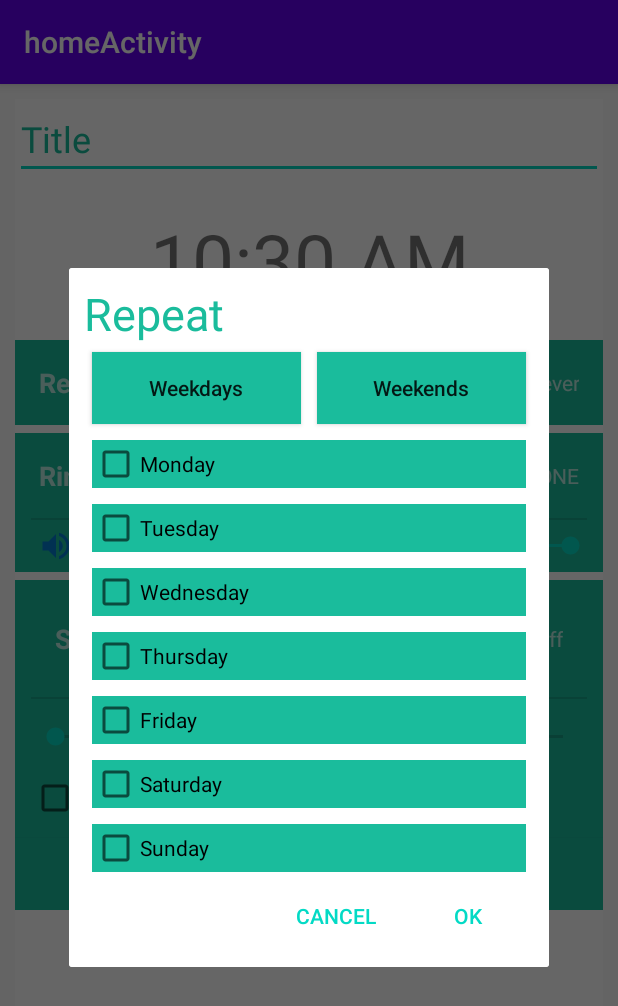
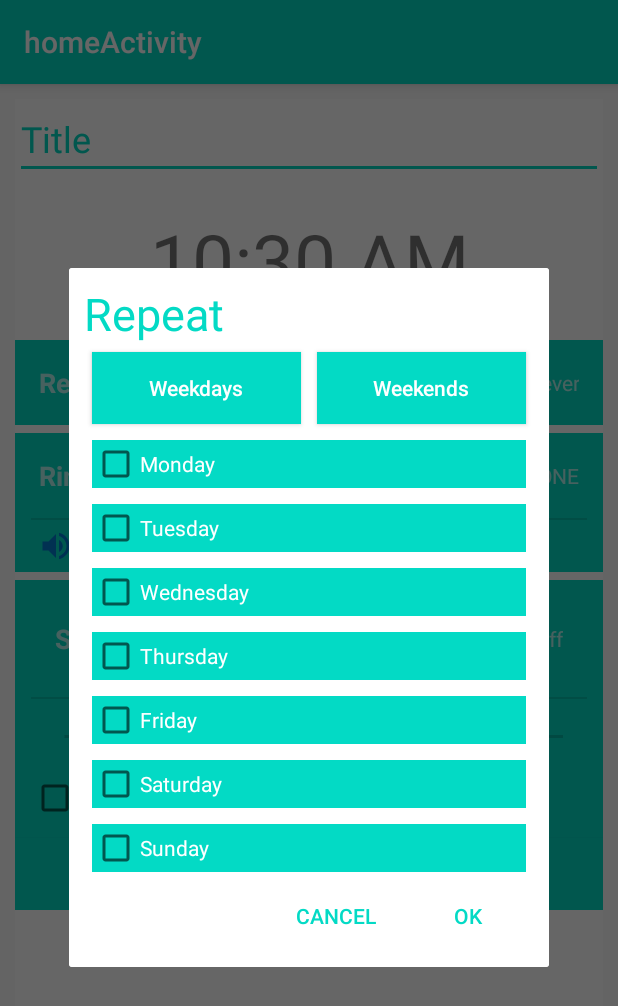
Before and after one commit to ruNNiNg-V0V/PJMintCare, an Android app: the AlarmCreate screen opened directly, with no data from a screen before it, after a tap on "Repeat", on a phone screen of 412 x 824 dp. Shown: the top 1006 px of the screen. Run offline under Robolectric (Android 15) with nearby library versions, the phone set to English and light mode, and no system bars.

```diff
--- a/app/src/main/java/com/mintcare/riontech/CusCalActivity.java
+++ b/app/src/main/java/com/mintcare/riontech/CusCalActivity.java
@@ -21,6 +21,7 @@ public class CusCalActivity extends AppCompatActivity {
     protected void onCreate(Bundle savedInstanceState) {
         super.onCreate(savedInstanceState);
         setContentView(R.layout.activity_cuscal);
+        setTitle("캘린더");
         customCalendar = (CustomCalendar) findViewById(R.id.customCalendar);
 
         String[] arr = {"2016-06-10", "2016-06-11", "2016-06-15", "2016-06-16", "2016-06-25"};
--- a/app/src/main/kotlin/com/mintcare/alarmclock/activities/AlarmPreview.kt
+++ b/app/src/main/kotlin/com/mintcare/alarmclock/activities/AlarmPreview.kt
@@ -21,8 +21,7 @@ class AlarmPreview : AppCompatActivity() {
     override fun onCreate(savedInstanceState: Bundle?) {
         super.onCreate(savedInstanceState)
         setContentView(R.layout.activity_alarm_preview)
-        /*setSupportActionBar(toolbar)
-        setTitle("알람 설정");*/
+        setTitle("알람 설정");
 
 
         fab.setOnClickListener { view ->
--- a/app/src/main/res/layout/activity_alarm_create.xml
+++ b/app/src/main/res/layout/activity_alarm_create.xml
@@ -22,8 +22,8 @@
             android:ems="10"
             android:hint="Title"
             android:inputType="text"
-            android:textColor="@color/colorMint"
-            android:textColorHint="@color/colorMint"
+            android:textColor="@color/teal_200"
+            android:textColorHint="@color/teal_200"
             android:textSize="24sp" />
 
         <TextView
@@ -41,7 +41,7 @@
             android:id="@+id/buttonRepeat"
             android:layout_width="match_parent"
             android:layout_height="wrap_content"
-            android:background="@color/colorMint"
+            android:background="@color/teal_200"
             android:orientation="horizontal"
             android:theme="@style/Widget.Group">
 
@@ -49,7 +49,7 @@
                 android:layout_width="wrap_content"
                 android:layout_height="wrap_content"
                 android:layout_weight="1"
-                android:background="@color/colorPrimary"
+                android:background="@color/teal_200"
                 android:text="Repeat"
                 android:textAlignment="viewStart"
                 android:textSize="18sp"
@@ -62,7 +62,7 @@
                 android:layout_height="wrap_content"
                 android:layout_gravity="center_vertical|end"
                 android:layout_weight="1"
-                android:background="@color/colorMint"
+                android:background="@color/teal_200"
                 android:text="Never"
                 android:textAlignment="viewEnd"
                 android:theme="@style/AppTheme" />
@@ -74,7 +74,7 @@
             android:layout_width="match_parent"
             android:layout_height="wrap_content"
             android:layout_marginTop="5dp"
-            android:background="@color/colorMint"
+            android:background="@color/teal_200"
             android:orientation="vertical"
             android:theme="@style/Widget.Group">
 
@@ -83,7 +83,7 @@
                 android:layout_height="match_parent"
                 android:layout_margin="0dp"
                 android:layout_weight="1"
-                android:background="@color/colorMint"
+                android:background="@color/teal_200"
                 android:orientation="horizontal"
                 android:padding="0dp">
 
@@ -91,7 +91,7 @@
                     android:layout_width="wrap_content"
                     android:layout_height="wrap_content"
                     android:layout_weight="1"
-                    android:background="@color/colorMint"
+                    android:background="@color/teal_200"
                     android:text="Ringtone"
                     android:textAlignment="viewStart"
                     android:textSize="18sp"
@@ -104,7 +104,7 @@
                     android:layout_height="wrap_content"
                     android:layout_gravity="center_vertical|end"
                     android:layout_weight="1"
-                    android:background="@color/colorMint"
+                    android:background="@color/teal_200"
                     android:text="Default"
                     android:textAlignment="viewEnd"
                     android:theme="@style/AppTheme" />
@@ -122,7 +122,7 @@
                 android:layout_height="match_parent"
                 android:layout_margin="0dp"
                 android:layout_weight="1"
-                android:background="@color/colorMint"
+                android:background="@color/teal_200"
                 android:gravity="center"
                 android:orientation="horizontal"
                 android:padding="0dp">
@@ -132,7 +132,7 @@
                     android:layout_width="wrap_content"
                     android:layout_height="wrap_content"
                     android:layout_margin="0dp"
-                    android:background="@color/colorMint"
+                    android:background="@color/teal_200"
                     android:padding="0dp"
                     android:paddingStart="10dp"
                     app:srcCompat="@drawable/ic_volume" />
@@ -155,7 +155,7 @@
             android:layout_width="match_parent"
             android:layout_height="wrap_content"
             android:layout_marginTop="5dp"
-            android:background="@color/colorMint"
+            android:background="@color/teal_200"
             android:orientation="vertical"
             android:theme="@style/Widget.Group">
 
@@ -163,14 +163,14 @@
                 android:layout_width="match_parent"
                 android:layout_height="match_parent"
                 android:layout_weight="1"
-                android:background="@color/colorMint"
+                android:background="@color/teal_200"
                 android:orientation="horizontal">
 
                 <TextView
                     android:layout_width="wrap_content"
                     android:layout_height="wrap_content"
                     android:layout_weight="1"
-                    android:background="@color/colorMint"
+                    android:background="@color/teal_200"
                     android:text="Snooze"
                     android:textAlignment="viewStart"
                     android:textSize="18sp"
@@ -183,7 +183,7 @@
                     android:layout_height="wrap_content"
                     android:layout_gravity="center_vertical|end"
                     android:layout_weight="1"
-                    android:background="@color/colorMint"
+                    android:background="@color/teal_200"
                     android:text="Off"
                     android:textAlignment="viewEnd"
                     android:theme="@style/AppTheme" />
@@ -206,6 +206,7 @@
                 android:progress="0" />
 
             <CheckBox
+                android:textColor="@color/colorWhite"
                 android:id="@+id/checkBoxSnoozeOnMove"
                 android:layout_width="match_parent"
                 android:layout_height="wrap_content"
@@ -217,10 +218,11 @@
         </LinearLayout>
 
         <Button
+            android:textColor="@color/colorWhite"
             android:id="@+id/buttonSave"
             android:layout_width="match_parent"
             android:layout_height="wrap_content"
-            android:background="@color/colorMint"
+            android:background="@color/teal_200"
             android:text="Save" />
 
 
--- a/app/src/main/res/layout/dialog_repeat.xml
+++ b/app/src/main/res/layout/dialog_repeat.xml
@@ -29,6 +29,7 @@
             android:checked="false"
             android:text="Weekdays"
             android:textAllCaps="false"
+            android:textColor="@color/colorWhite"
             android:textOff="Weekdays"
             android:textOn="Weekdays" />
 
@@ -42,6 +43,7 @@
             android:checked="false"
             android:text="Weekends"
             android:textAllCaps="false"
+            android:textColor="@color/colorWhite"
             android:textOff="Weekends"
             android:textOn="Weekends" />
     </LinearLayout>
@@ -52,7 +54,8 @@
         android:layout_height="wrap_content"
         android:layout_margin="5dp"
         android:background="@color/colorMint"
-        android:text="Monday" />
+        android:text="Monday"
+        android:textColor="@color/colorWhite" />
 
     <CheckBox
         android:id="@+id/checkBoxTuesday"
@@ -60,7 +63,8 @@
         android:layout_height="wrap_content"
         android:layout_margin="5dp"
         android:background="@color/colorMint"
-        android:text="Tuesday" />
+        android:text="Tuesday"
+        android:textColor="@color/colorWhite" />
 
     <CheckBox
         android:id="@+id/checkBoxWednesday"
@@ -68,7 +72,8 @@
         android:layout_height="wrap_content"
         android:layout_margin="5dp"
         android:background="@color/colorMint"
-        android:text="Wednesday" />
+        android:text="Wednesday"
+        android:textColor="@color/colorWhite" />
 
     <CheckBox
         android:id="@+id/checkBoxThursday"
@@ -76,7 +81,8 @@
         android:layout_height="wrap_content"
         android:layout_margin="5dp"
         android:background="@color/colorMint"
-        android:text="Thursday" />
+        android:text="Thursday"
+        android:textColor="@color/colorWhite" />
 
     <CheckBox
         android:id="@+id/checkBoxFriday"
@@ -84,7 +90,8 @@
         android:layout_height="wrap_content"
         android:layout_margin="5dp"
         android:background="@color/colorMint"
-        android:text="Friday" />
+        android:text="Friday"
+        android:textColor="@color/colorWhite" />
 
     <CheckBox
         android:id="@+id/checkBoxSaturday"
@@ -92,7 +99,8 @@
         android:layout_height="wrap_content"
         android:layout_margin="5dp"
         android:background="@color/colorMint"
-        android:text="Saturday" />
+        android:text="Saturday"
+        android:textColor="@color/colorWhite" />
 
     <CheckBox
         android:id="@+id/checkBoxSunday"
@@ -100,7 +108,8 @@
         android:layout_height="wrap_content"
         android:layout_margin="5dp"
         android:background="@color/colorMint"
-        android:text="Sunday" />
+        android:text="Sunday"
+        android:textColor="@color/colorWhite" />
 
     <LinearLayout
         android:layout_width="match_parent"
--- a/app/src/main/res/layout/fragment_alarm_preview.xml
+++ b/app/src/main/res/layout/fragment_alarm_preview.xml
@@ -29,13 +29,15 @@
             android:layout_width="wrap_content"
             android:layout_height="wrap_content"
             android:text="TITLE"
+            android:textColor="@color/colorWhite"
             android:textSize="24sp" />
 
         <TextView
             android:id="@+id/labelTime"
             android:layout_width="wrap_content"
             android:layout_height="wrap_content"
-            android:text="TIME" />
+            android:text="TIME"
+            android:textColor="@color/colorWhite" />
     </LinearLayout>
 
     <ImageButton
--- a/app/src/main/res/values/colors.xml
+++ b/app/src/main/res/values/colors.xml
@@ -13,10 +13,10 @@
     <color name="colorGuiGray">#ff5a595b</color>
 
 
-    <color name="colorPrimary">#1ABC9C</color>
+    <color name="colorPrimary">#FF03DAC5</color>
 
-    <color name="colorMint">#1ABC9C</color>
-    <color name="colorPrimaryDark">#002f4f</color>
+    <color name="colorMint">#FF03DAC5</color>
+    <color name="colorPrimaryDark">#FF03DAC5</color>
     <color name="colorWhite">#FFFFFF</color>
     <color name="colorAccent">#027bce</color>
     <color name="colorAccentDark">#027bce</color>
--- a/app/src/main/res/values/themes.xml
+++ b/app/src/main/res/values/themes.xml
@@ -2,7 +2,7 @@
     <!-- Base application theme. -->
     <style name="Theme.HomeActivity" parent="Theme.AppCompat.Light.DarkActionBar">
         <!-- Primary brand color. -->
-        <item name="colorPrimary">@color/purple_500</item>
+        <item name="colorPrimary">@color/teal_200</item>
         <item name="colorPrimaryDark">@color/purple_700</item>
         <item name="colorAccent">@color/teal_200</item>
         <!-- Customize your theme here. -->
```
Also changed, not shown: app/src/main/java/com/mintcare/home/MainActivity.java (+12 -3 lines), app/src/main/res/layout/activity_alarm_active.xml (+5 -3 lines), app/src/main/res/layout/activity_alarm_preview.xml (+0 -13 lines), app/src/main/res/layout/activity_main.xml (+10 -5 lines).
